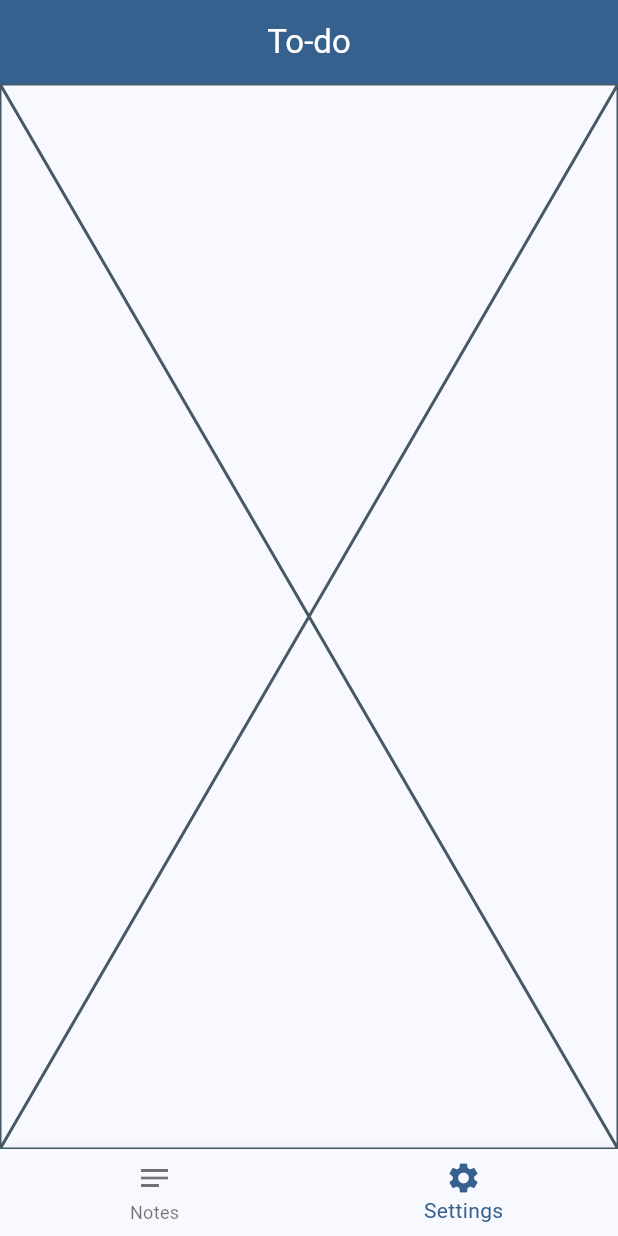
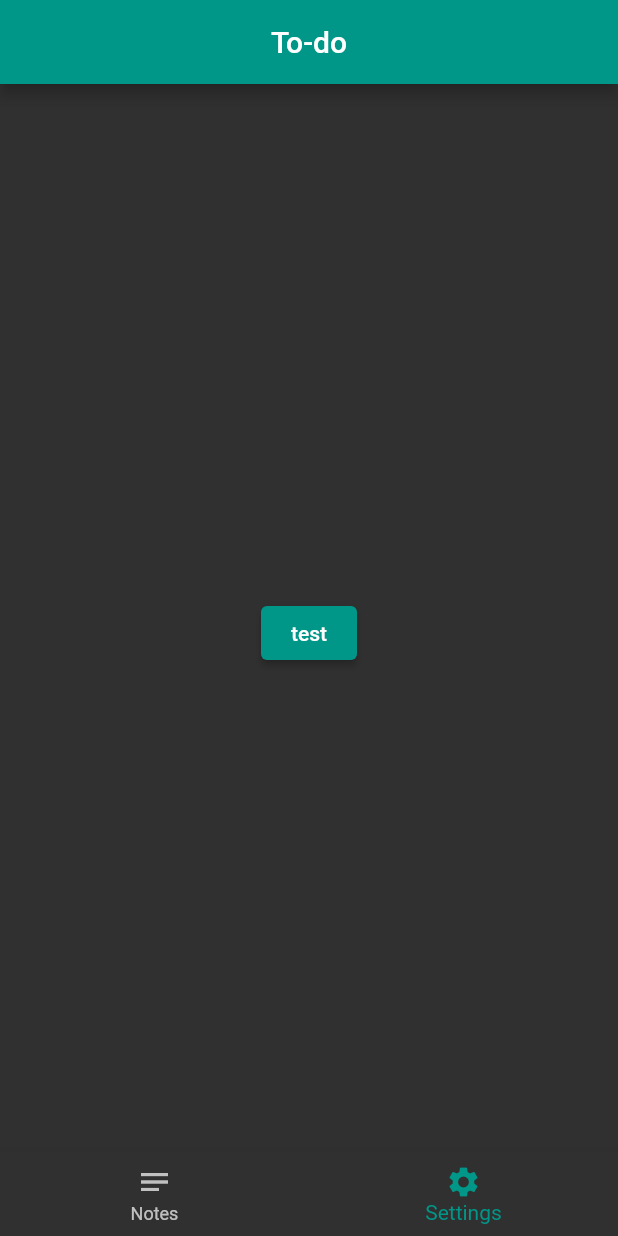
Before and after one commit to Wise-394/Task_trackr, a Flutter app: the screen it shows after launch, item 2 of the bottom bar chosen, on a phone screen of 412 x 824 dp. Run offline on Flutter 3.47's test engine with Material 2 defaults, Android fonts, the phone set to English and light mode, and no system bars; our stand-ins replace hive_flutter; accounts and stored records are empty.

Commit message:
changed theme to dark mode

```diff
--- a/lib/default_scaffold.dart
+++ b/lib/default_scaffold.dart
@@ -1,6 +1,6 @@
 import 'package:flutter/material.dart';
-
-import 'home_stack.dart';
+import 'settings_page.dart';
+import 'home_page.dart';
 
 class DefaultScaffold extends StatefulWidget {
   const DefaultScaffold({
@@ -11,9 +11,11 @@ class DefaultScaffold extends StatefulWidget {
   State<DefaultScaffold> createState() => _DefaultScaffoldState();
 }
 
+void onPressed() {}
+
 class _DefaultScaffoldState extends State<DefaultScaffold> {
   int _selectedIndex = 0;
-  List<Widget> body = const [HomeStack(), Placeholder()];
+  List<Widget> body = [const HomeStack(), SettingsPage(onPressed: onPressed)];
 
   _changeIndex(int index) {
     setState(() {
--- a/lib/main.dart
+++ b/lib/main.dart
@@ -3,29 +3,33 @@ import 'package:todo_app/default_scaffold.dart';
 import 'package:hive_flutter/hive_flutter.dart';
 
 void main() async {
-  // init the hive
+  // Init Hive
   await Hive.initFlutter();
 
-  // open a box
+  // Open a box
   var box = await Hive.openBox('mybox');
 
   runApp(const MyApp());
 }
 
 class MyApp extends StatefulWidget {
-  const MyApp({super.key});
+  const MyApp({Key? key}) : super(key: key);
 
   @override
-  State<MyApp> createState() => _MyAppState();
+  _MyAppState createState() => _MyAppState();
 }
 
 class _MyAppState extends State<MyApp> {
   @override
   Widget build(BuildContext context) {
+    final colorScheme = ColorScheme.fromSwatch(
+      primarySwatch: Colors.teal,
+    );
+
     return MaterialApp(
-      theme: ThemeData(
-          useMaterial3: true,
-          colorScheme: ColorScheme.fromSeed(seedColor: Colors.blue)),
+      theme: ThemeData.dark().copyWith(
+        colorScheme: colorScheme,
+      ),
       home: const DefaultScaffold(),
     );
   }
--- /dev/null
+++ b/lib/settings_page.dart
@@ -0,0 +1,24 @@
+import 'package:flutter/material.dart';
+
+class SettingsPage extends StatelessWidget {
+  VoidCallback onPressed;
+  SettingsPage({
+    super.key,
+    required this.onPressed,
+  });
+
+  @override
+  Widget build(BuildContext context) {
+    return Padding(
+        padding: const EdgeInsets.only(left: 20.0, right: 20, top: 20),
+        child: Container(
+          padding: const EdgeInsets.all(20),
+          child: Row(
+            mainAxisAlignment: MainAxisAlignment.center,
+            children: [
+              ElevatedButton(onPressed: onPressed, child: const Text('test'))
+            ],
+          ),
+        ));
+  }
+}
--- a/lib/util/to_do_tile.dart
+++ b/lib/util/to_do_tile.dart
@@ -24,16 +24,18 @@ class ToDoTile extends StatelessWidget {
     return Padding(
       padding: const EdgeInsets.only(left: 20.0, right: 20, top: 20),
       child: InkWell(
+        customBorder:
+            RoundedRectangleBorder(borderRadius: BorderRadius.circular(20)),
         onTap: editTask,
         child: Ink(
           color: Theme.of(context).colorScheme.primaryContainer,
           child: Container(
             padding: const EdgeInsets.all(20),
-            decoration: BoxDecoration(borderRadius: BorderRadius.circular(10)),
             child: Row(
               mainAxisSize: MainAxisSize.max,
               children: [
                 Checkbox(
+                  activeColor: Colors.black54,
                   value: taskCompleted,
                   onChanged: onChanged,
                 ), //Todo change color
@@ -45,13 +47,9 @@ class ToDoTile extends StatelessWidget {
                           : TextDecoration.none),
                 ),
                 const Spacer(),
-                const Icon(
-                  Icons.drive_file_rename_outline,
-                  color: Colors.white70,
-                ),
                 const SizedBox(width: 10),
                 ElevatedButton(
-                    onPressed: deleteFunction, child: const Text('delete'))
+                    onPressed: deleteFunction, child: const Icon(Icons.delete))
               ],
             ),
           ),
```
Also changed, not shown: lib/home_page.dart (renamed from lib/home_stack.dart).
